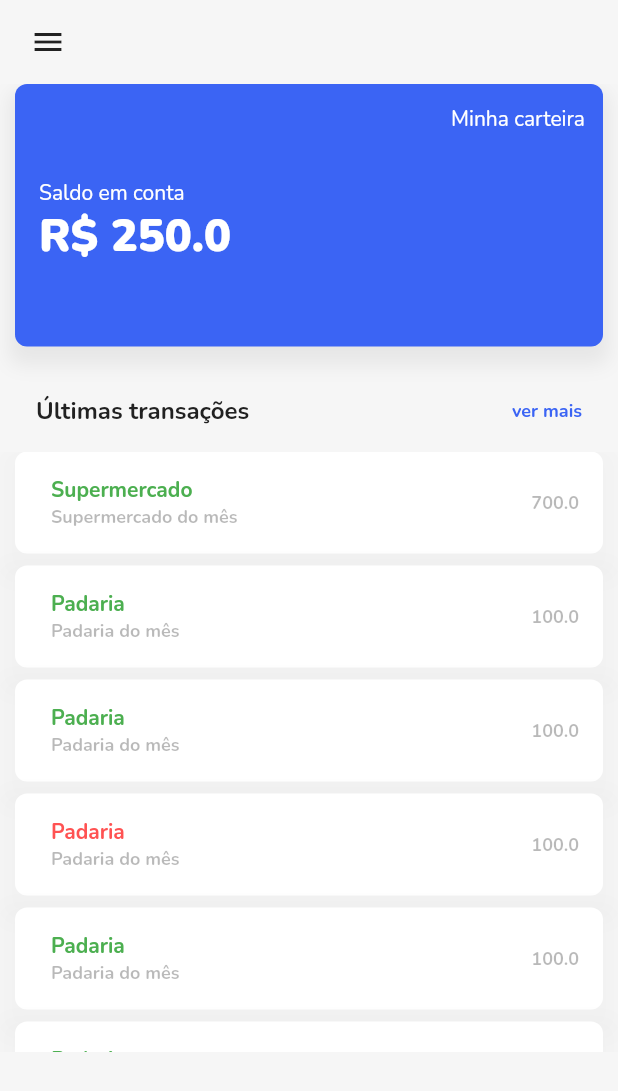
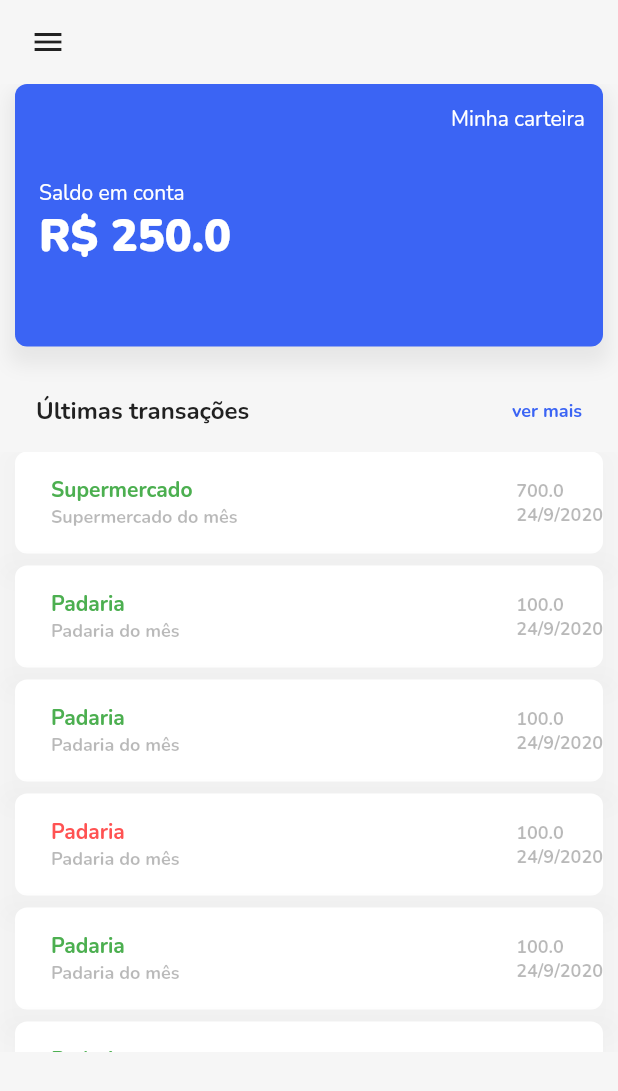
Before and after one commit to fagnerpsantos/flutter-gerenciador-gastos, a Flutter app: the screen it shows after launch, on a phone screen of 412 x 824 dp. Shown: the top 1091 px of the screen. Run offline on Flutter 3.47's test engine with Material 2 defaults, Android fonts, the phone set to English and light mode, and no system bars; our stand-ins replace flutter_svg, google_fonts.

Commit message:
adicionando data na transacao

```diff
--- a/lib/models/transacao.dart
+++ b/lib/models/transacao.dart
@@ -2,8 +2,9 @@ class Transacao {
   int id, tipo;
   String titulo, descricao;
   double valor;
+  DateTime data;
 
-  Transacao({this.id, this.tipo, this.titulo, this.descricao, this.valor});
+  Transacao({this.id, this.tipo, this.titulo, this.descricao, this.valor, this.data});
 
 
 }
@@ -13,62 +14,79 @@ List<Transacao> transacoes = [
       tipo: 1,
       titulo: "Supermercado",
       descricao: "Supermercado do mês",
-      valor: 700.00
+      valor: 700.00,
+      data: DateTime.now(),
   ),
   Transacao(
       id: 2,
       tipo: 1,
       titulo: "Padaria",
       descricao: "Padaria do mês",
-      valor: 100.00
+      valor: 100.00,
+      data: DateTime.now(),
+
   ),
   Transacao(
       id: 3,
       tipo: 1,
       titulo: "Padaria",
       descricao: "Padaria do mês",
-      valor: 100.00
+      valor: 100.00,
+    data: DateTime.now(),
+
   ),
   Transacao(
       id: 4,
       tipo: 2,
       titulo: "Padaria",
       descricao: "Padaria do mês",
-      valor: 100.00
+      valor: 100.00,
+    data: DateTime.now(),
+
   ),
   Transacao(
       id: 5,
       tipo: 1,
       titulo: "Padaria",
       descricao: "Padaria do mês",
-      valor: 100.00
+      valor: 100.00,
+    data: DateTime.now(),
+
   ),
   Transacao(
       id: 6,
       tipo: 1,
       titulo: "Padaria",
       descricao: "Padaria do mês",
-      valor: 100.00
+      valor: 100.00,
+    data: DateTime.now(),
+
   ),
   Transacao(
       id: 7,
       tipo: 1,
       titulo: "Padaria",
       descricao: "Padaria do mês",
-      valor: 100.00
+      valor: 100.00,
+    data: DateTime.now(),
+
   ),
   Transacao(
       id: 8,
       tipo: 2,
       titulo: "Padaria",
       descricao: "Padaria do mês",
-      valor: 100.00
+      valor: 100.00,
+    data: DateTime.now(),
+
   ),
   Transacao(
       id: 9,
       tipo: 1,
       titulo: "Padaria",
       descricao: "Padaria do mês",
-      valor: 100.00
+      valor: 100.00,
+    data: DateTime.now(),
+
   ),
 ];
--- a/lib/screens/home/components/card_transacao.dart
+++ b/lib/screens/home/components/card_transacao.dart
@@ -71,6 +71,10 @@ class CardTransacao extends StatelessWidget {
                 ),
                 Row(
                   children: <Widget>[
+                    Column(
+                      crossAxisAlignment: CrossAxisAlignment.start,
+                      mainAxisAlignment: MainAxisAlignment.center,
+                      children: <Widget>[
                         Text(
                           transacoes[index].valor.toString(),
                           style: GoogleFonts.nunito(
@@ -78,8 +82,16 @@ class CardTransacao extends StatelessWidget {
                               fontWeight: FontWeight.w700,
                               color: kGreyColor),
                         ),
-                    SizedBox(
-                      width: 16,
+                        Text(
+                          transacoes[index].data.day.toString() + "/" +
+                              transacoes[index].data.month.toString() + "/" +
+                              transacoes[index].data.year.toString(),
+                          style: GoogleFonts.nunito(
+                              fontSize: 12,
+                              fontWeight: FontWeight.w700,
+                              color: kGreyColor),
+                        )
+                      ],
                     )
                   ],
                 )
```
Lines whose indentation alone changed are shown as unchanged.
